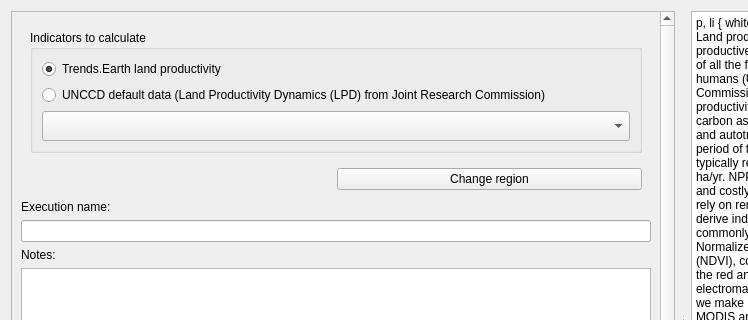
Above: LDMP/gui/DlgCalculateProd.ui from ConservationInternational/trends.earth before the change; both pictures show x 0 to 748 and y 0 to 320 of the 958 by 674 pixel window. Below: the same form after it.
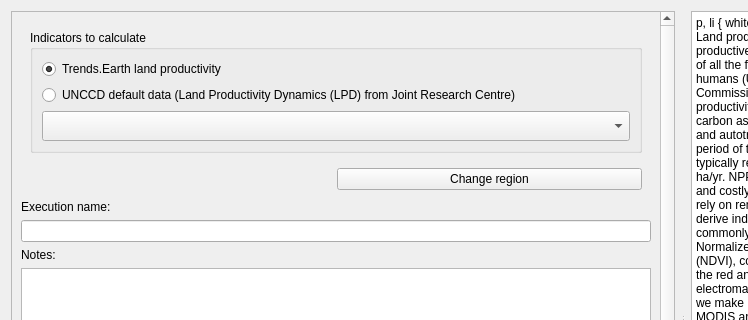
That is the form after the change. Custom widgets are drawn as their Qt base class.

Commit message: Fix JRC name

Diff of the .ui file:
```diff
--- a/LDMP/gui/DlgCalculateProd.ui
+++ b/LDMP/gui/DlgCalculateProd.ui
@@ -71,10 +71,10 @@
          <widget class="QWidget" name="scrollAreaWidgetContents">
           <property name="geometry">
            <rect>
-            <x>-9</x>
+            <x>0</x>
             <y>0</y>
-            <width>715</width>
-            <height>621</height>
+            <width>666</width>
+            <height>625</height>
            </rect>
           </property>
           <layout class="QVBoxLayout" name="verticalLayout_3">
@@ -124,7 +124,7 @@
                     </sizepolicy>
                    </property>
                    <property name="text">
-                    <string>UNCCD default data (Land Productivity Dynamics (LPD) from Joint Research Commission)</string>
+                    <string>UNCCD default data (Land Productivity Dynamics (LPD) from Joint Research Centre)</string>
                    </property>
                    <property name="checked">
                     <bool>false</bool>
```
Left out of the diff: 2 changed lines with no effect on the pictures.
